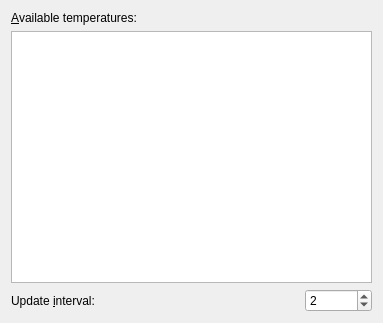
This is plasma/applets/system-monitor/temperature-config.ui in mgottschlag/kwin-tiling as Qt 5 draws it before an edit. The edited form follows.
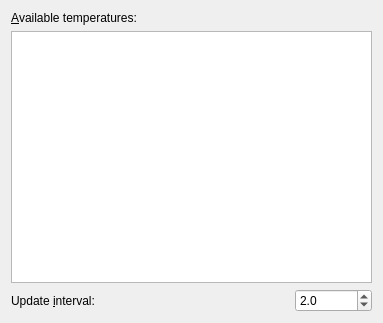
This is the edited form. Custom widgets are drawn as their Qt base class.

Commit message: Does not add complexity to config dialog so implementing this after all. Allow sub second updates. BUG:178420

What changed in the file:
```diff
--- a/plasma/applets/system-monitor/temperature-config.ui
+++ b/plasma/applets/system-monitor/temperature-config.ui
@@ -63,15 +63,18 @@
       </spacer>
      </item>
      <item>
-      <widget class="KIntSpinBox" name="intervalSpinBox">
-       <property name="minimum">
+      <widget class="QDoubleSpinBox" name="intervalSpinBox">
+       <property name="decimals">
         <number>1</number>
        </property>
+       <property name="minimum">
+        <double>0.100000000000000</double>
+       </property>
        <property name="maximum">
-        <number>525600</number>
+        <double>525600.000000000000000</double>
        </property>
        <property name="value">
-        <number>2</number>
+        <double>2.000000000000000</double>
        </property>
       </widget>
      </item>
@@ -79,13 +82,6 @@
    </item>
   </layout>
  </widget>
- <customwidgets>
-  <customwidget>
-   <class>KIntSpinBox</class>
-   <extends>QSpinBox</extends>
-   <header>knuminput.h</header>
-  </customwidget>
- </customwidgets>
  <resources/>
  <connections/>
 </ui>
```
The commit also changes 7 other files.
